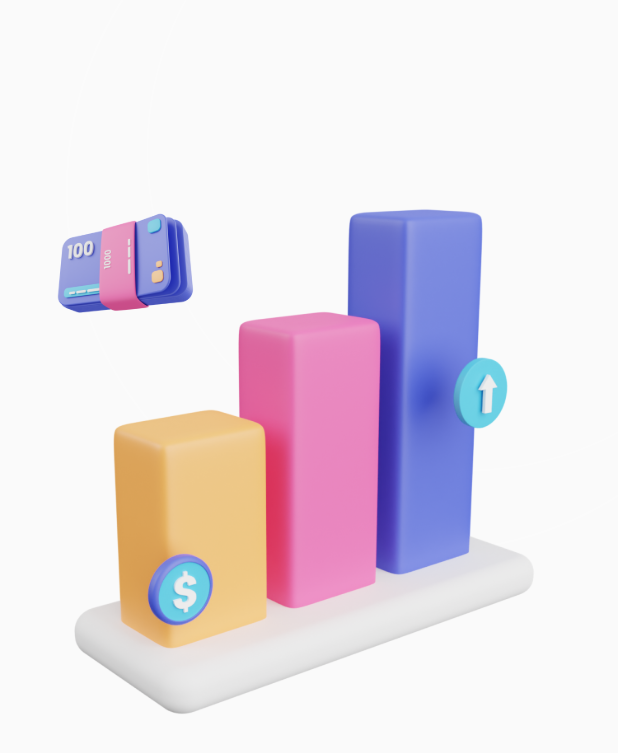
After one commit to amnamaharani/flutter_sevendays, a Flutter app: the FirstEmpty screen opened by its route, after a tap on "Done", on a phone screen of 412 x 824 dp. The commit adds this screen. Shown: the top 753 px of the screen. Run offline on Flutter 3.47's test engine with Material 2 defaults, Android fonts, the phone set to English and light mode, and no system bars; our stand-ins replace google_fonts.

Commit message:
navigate to second empty page

```diff
--- a/lib/main.dart
+++ b/lib/main.dart
@@ -4,6 +4,7 @@ import 'package:sevendays/pages/first_empty.dart';
 import 'package:sevendays/pages/first_signin.dart';
 import 'package:sevendays/pages/first_splash.dart';
 import 'package:sevendays/pages/first_started.dart';
+import 'package:sevendays/pages/second_empty.dart';
 import 'package:sevendays/pages/second_signin.dart';
 import 'package:sevendays/pages/second_splash.dart';
 import 'package:sevendays/pages/second_started.dart';
@@ -29,6 +30,7 @@ class MyApp extends StatelessWidget {
         '/firstsignin' :(context) => const SignIn(),
         '/secondsignin' :(context) => const SecondSignin(),
         '/firstempty' :(context) => const FirstEmpty(),
+        '/secondempty' :(context) => const SecondEmpty(),
       },
     );
   }
--- a/lib/pages/first_empty.dart
+++ b/lib/pages/first_empty.dart
@@ -28,7 +28,11 @@ class FirstEmpty extends StatelessWidget {
               textAlign: TextAlign.center,
             ),
             const SizedBox(height: 50,),
-            Container(
+            InkWell(
+              onTap: () {
+                Navigator.pushNamed(context, '/secondempty');
+              },
+              child: Container(
                 height: 55,
                 width: 200,
                 decoration: BoxDecoration(
@@ -41,6 +45,7 @@ class FirstEmpty extends StatelessWidget {
                     style: buttonTextStyle,
                   ),
                 ),
+              ),
             )
           ],
         ),
--- /dev/null
+++ b/lib/pages/second_empty.dart
@@ -0,0 +1,18 @@
+import 'package:flutter/material.dart';
+
+class SecondEmpty extends StatelessWidget {
+  const SecondEmpty({Key? key}) : super(key: key);
+
+  @override
+  Widget build(BuildContext context) {
+    return Scaffold(
+      body: Column(
+        children: [
+          Image.asset(
+            'assets/icon_chart.png',
+          )
+        ],
+      ),
+    );
+  }
+}
```
Lines whose indentation alone changed are shown as unchanged.
